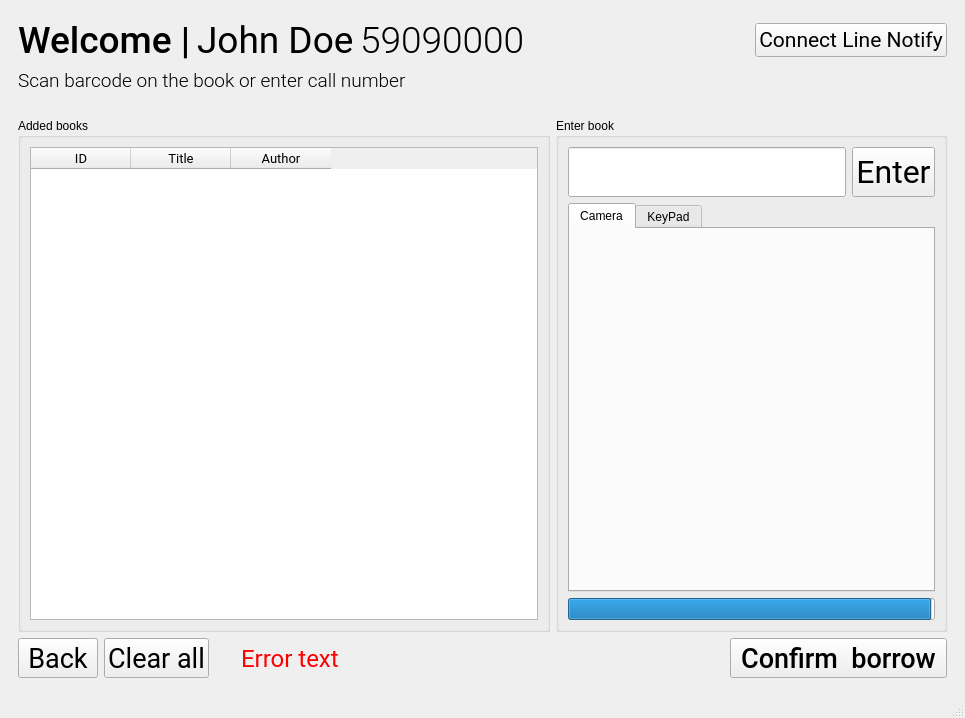
Old version of the form easy_lib_client.ui in the repository maxmacstn/EasyLib_client.
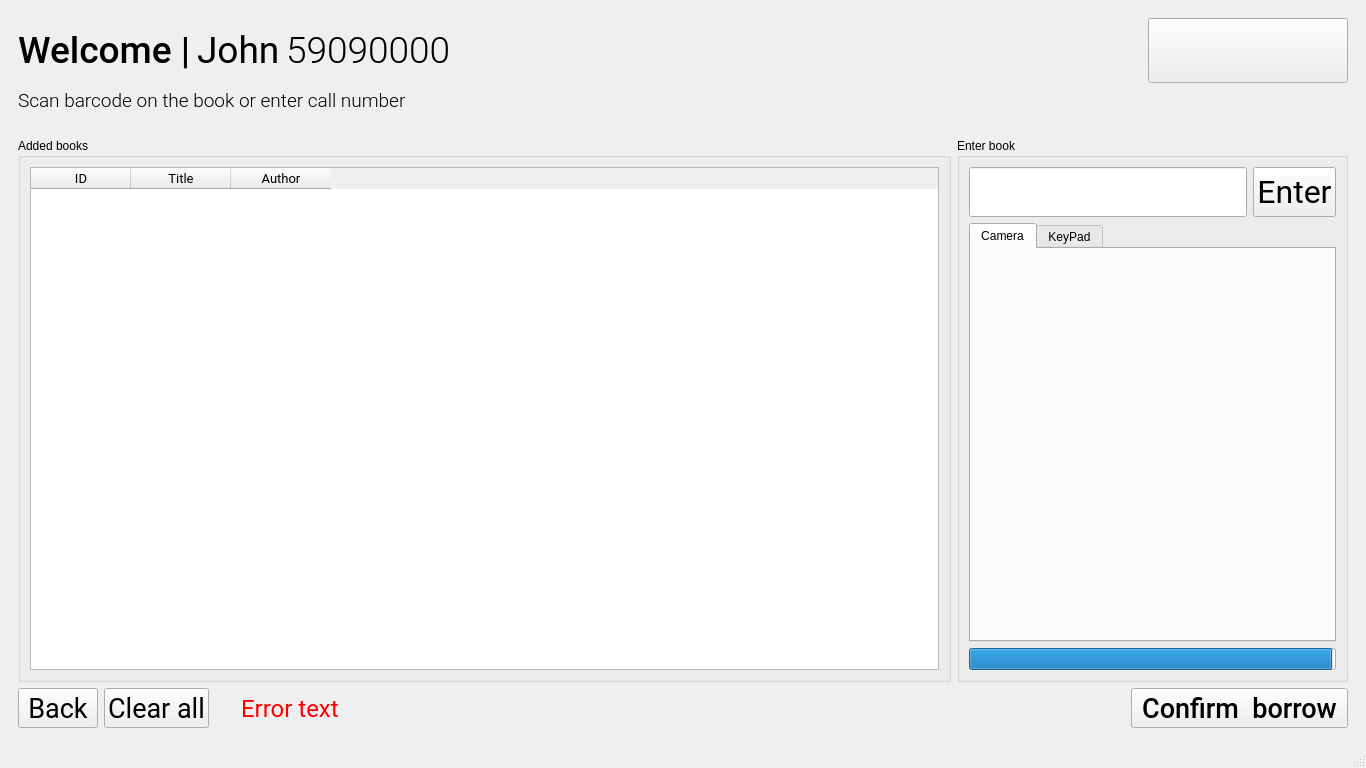
New version of the form. The open tabs and pages were chosen to show the change.

Patch:
```diff
--- a/easy_lib_client.ui
+++ b/easy_lib_client.ui
@@ -6,10 +6,16 @@
    <rect>
     <x>0</x>
     <y>0</y>
-    <width>965</width>
-    <height>718</height>
+    <width>1366</width>
+    <height>768</height>
    </rect>
   </property>
+  <property name="minimumSize">
+   <size>
+    <width>1366</width>
+    <height>768</height>
+   </size>
+  </property>
   <property name="windowTitle">
    <string>MainWindow</string>
   </property>
@@ -842,6 +848,12 @@
          <layout class="QHBoxLayout" name="horizontalLayout_5">
           <item>
            <widget class="QLabel" name="label_3">
+            <property name="sizePolicy">
+             <sizepolicy hsizetype="Maximum" vsizetype="Preferred">
+              <horstretch>0</horstretch>
+              <verstretch>0</verstretch>
+             </sizepolicy>
+            </property>
             <property name="font">
              <font>
               <family>Roboto Medium</family>
@@ -855,6 +867,15 @@
           </item>
           <item>
            <widget class="QLabel" name="label_borrow_name">
+            <property name="enabled">
+             <bool>true</bool>
+            </property>
+            <property name="sizePolicy">
+             <sizepolicy hsizetype="Maximum" vsizetype="Ignored">
+              <horstretch>0</horstretch>
+              <verstretch>0</verstretch>
+             </sizepolicy>
+            </property>
             <property name="font">
              <font>
               <family>Roboto</family>
@@ -862,7 +883,7 @@
              </font>
             </property>
             <property name="text">
-             <string>John Doe</string>
+             <string>John</string>
             </property>
            </widget>
           </item>
@@ -879,21 +900,20 @@
             </property>
            </widget>
           </item>
-          <item>
-           <spacer name="horizontalSpacer_6">
-            <property name="orientation">
-             <enum>Qt::Horizontal</enum>
-            </property>
-            <property name="sizeHint" stdset="0">
-             <size>
-              <width>40</width>
-              <height>20</height>
-             </size>
-            </property>
-           </spacer>
-          </item>
           <item>
            <widget class="QPushButton" name="pushButton_line_connect">
+            <property name="sizePolicy">
+             <sizepolicy hsizetype="Maximum" vsizetype="Fixed">
+              <horstretch>0</horstretch>
+              <verstretch>0</verstretch>
+             </sizepolicy>
+            </property>
+            <property name="minimumSize">
+             <size>
+              <width>200</width>
+              <height>65</height>
+             </size>
+            </property>
             <property name="font">
              <font>
               <family>Roboto</family>
@@ -901,7 +921,7 @@
              </font>
             </property>
             <property name="text">
-             <string>Connect Line Notify</string>
+             <string/>
             </property>
            </widget>
           </item>
```
Left out of the diff: 16 changed lines with no effect on the pictures. Lines whose indentation alone changed are shown as unchanged.
